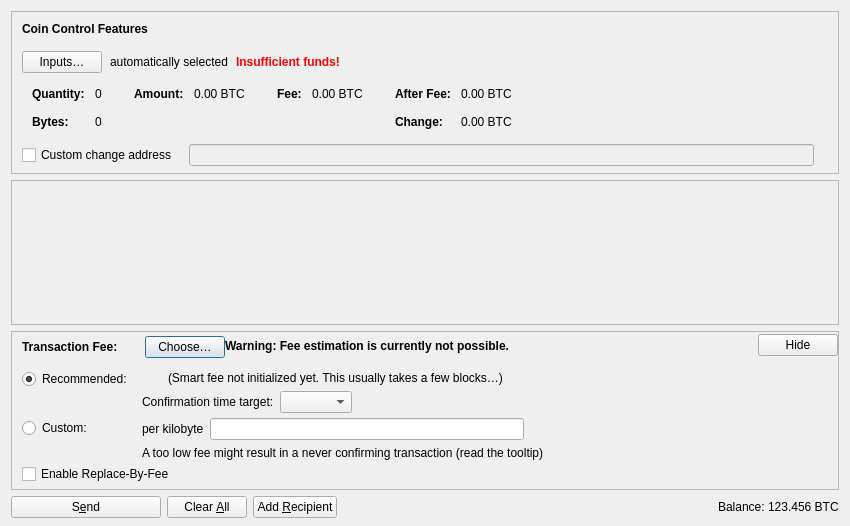
dimmarvel/newbellcoin, file src/qt/forms/sendcoinsdialog.ui: the form before one commit.
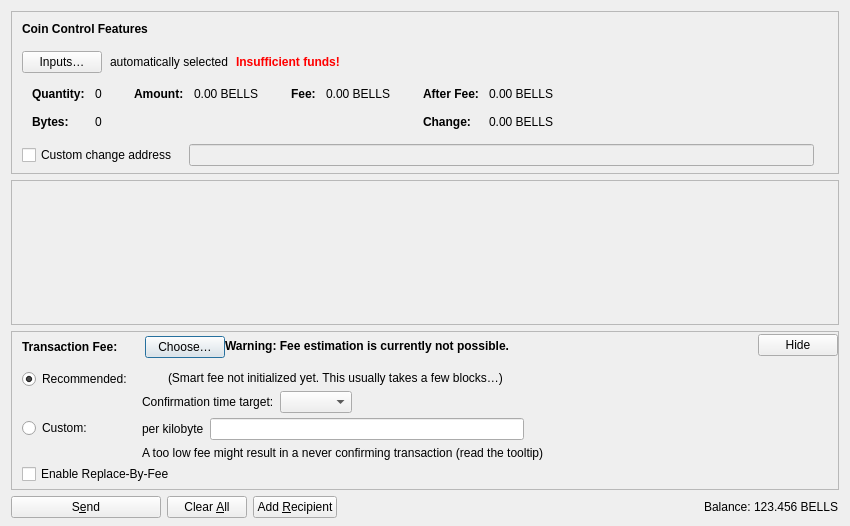
The form after the commit. Icons and pictures are not drawn. Custom widgets are drawn as their Qt base class.

Diff of the .ui file:
```diff
--- a/src/qt/forms/sendcoinsdialog.ui
+++ b/src/qt/forms/sendcoinsdialog.ui
@@ -327,7 +327,7 @@
                   <enum>Qt::ActionsContextMenu</enum>
                  </property>
                  <property name="text">
-                  <string notr="true">0.00 BTC</string>
+                  <string notr="true">0.00 BELLS</string>
                  </property>
                  <property name="textInteractionFlags">
                   <set>Qt::LinksAccessibleByMouse|Qt::TextSelectableByKeyboard|Qt::TextSelectableByMouse</set>
@@ -378,7 +378,7 @@
                   <enum>Qt::ActionsContextMenu</enum>
                  </property>
                  <property name="text">
-                  <string notr="true">0.00 BTC</string>
+                  <string notr="true">0.00 BELLS</string>
                  </property>
                  <property name="textInteractionFlags">
                   <set>Qt::LinksAccessibleByMouse|Qt::TextSelectableByKeyboard|Qt::TextSelectableByMouse</set>
@@ -432,7 +432,7 @@
                   <enum>Qt::ActionsContextMenu</enum>
                  </property>
                  <property name="text">
-                  <string notr="true">0.00 BTC</string>
+                  <string notr="true">0.00 BELLS</string>
                  </property>
                  <property name="textInteractionFlags">
                   <set>Qt::LinksAccessibleByMouse|Qt::TextSelectableByKeyboard|Qt::TextSelectableByMouse</set>
@@ -461,7 +461,7 @@
                   <enum>Qt::ActionsContextMenu</enum>
                  </property>
                  <property name="text">
-                  <string notr="true">0.00 BTC</string>
+                  <string notr="true">0.00 BELLS</string>
                  </property>
                  <property name="textInteractionFlags">
                   <set>Qt::LinksAccessibleByMouse|Qt::TextSelectableByKeyboard|Qt::TextSelectableByMouse</set>
@@ -1191,7 +1191,7 @@
           <cursorShape>IBeamCursor</cursorShape>
          </property>
          <property name="text">
-          <string notr="true">123.456 BTC</string>
+          <string notr="true">123.456 BELLS</string>
          </property>
          <property name="textInteractionFlags">
           <set>Qt::LinksAccessibleByMouse|Qt::TextSelectableByKeyboard|Qt::TextSelectableByMouse</set>
```
Left out of the diff: 16 changed lines with no effect on the pictures.
